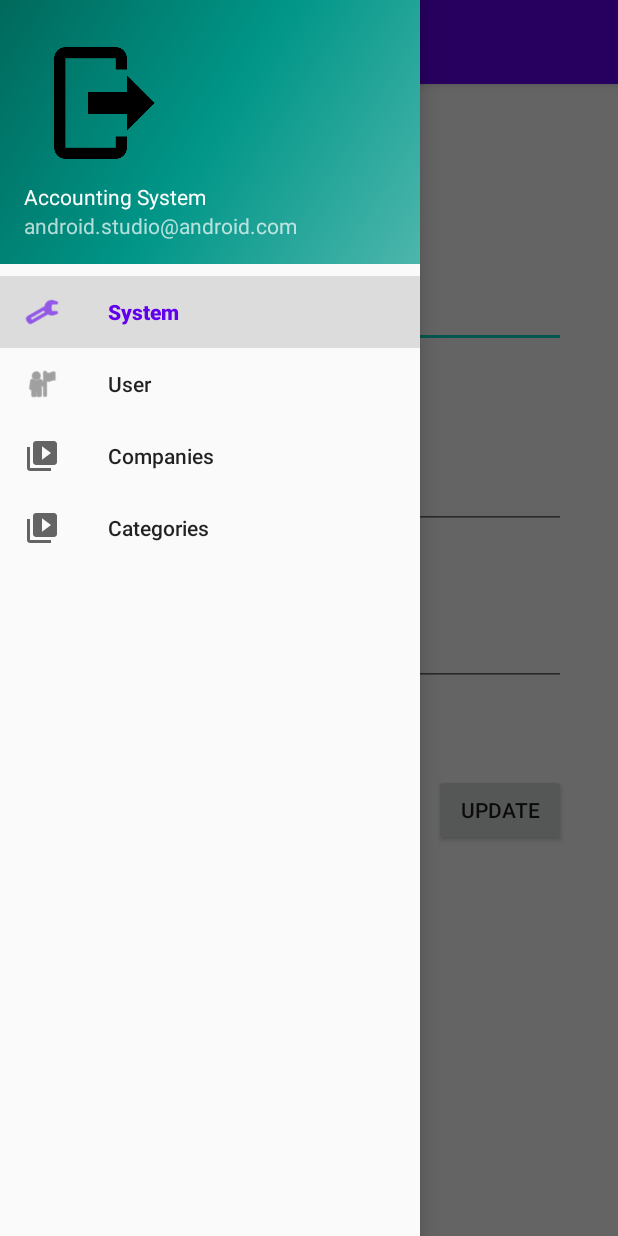
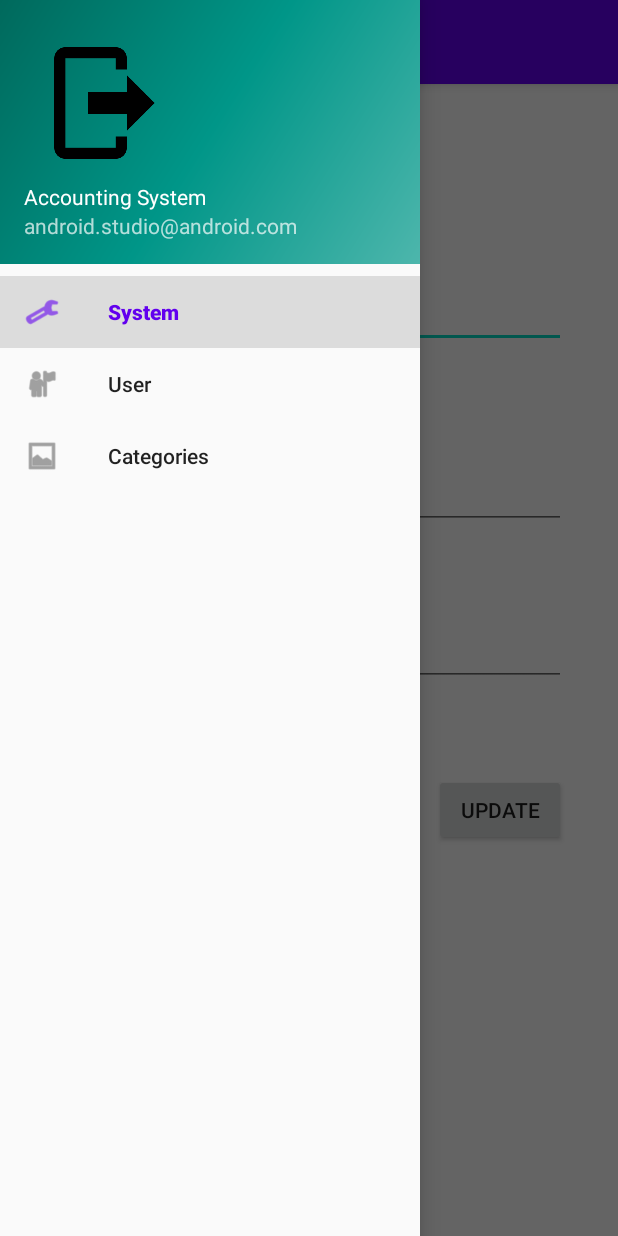
Before and after one commit to LuckyRads/Accounting-System-App, an Android app: the MainActivity screen opened directly, with no data from a screen before it, with the side drawer open, on a phone screen of 412 x 824 dp. Run offline under Robolectric (Android 15) with nearby library versions, the phone set to English and light mode, and no system bars; our stand-ins replace navigation-ui.

Commit message:
REM: Companies.

```diff
--- a/app/src/main/java/accountingsystem/app/MainActivity.java
+++ b/app/src/main/java/accountingsystem/app/MainActivity.java
@@ -31,7 +31,7 @@ public class MainActivity extends AppCompatActivity {
         // Passing each menu ID as a set of Ids because each
         // menu should be considered as top level destinations.
         mAppBarConfiguration = new AppBarConfiguration.Builder(
-                R.id.nav_system, R.id.nav_user, R.id.nav_companies)
+                R.id.nav_system, R.id.nav_user, R.id.nav_categories)
                 .setDrawerLayout(drawer)
                 .build();
         NavController navController = Navigation.findNavController(this, R.id.nav_host_fragment);
--- a/app/src/main/res/menu/activity_main_drawer.xml
+++ b/app/src/main/res/menu/activity_main_drawer.xml
@@ -13,12 +13,8 @@
                 android:icon="@drawable/ic_menu_user"
                 android:title="@string/menu_user"/>
         <item
-                android:id="@+id/nav_companies"
-                android:icon="@drawable/ic_menu_slideshow"
-                android:title="@string/menu_companies"/>
-        <item
                 android:id="@+id/nav_categories"
-                android:icon="@drawable/ic_menu_slideshow"
+                android:icon="@drawable/ic_menu_categories"
                 android:title="@string/menu_categories"/>
     </group>
 </menu>
--- a/app/src/main/res/navigation/mobile_navigation.xml
+++ b/app/src/main/res/navigation/mobile_navigation.xml
@@ -18,12 +18,6 @@
             tools:layout="@layout/fragment_user"/>
 
     <fragment
-            android:id="@+id/nav_companies"
-            android:name="accountingsystem.app.ui.CompaniesFragment"
-            android:label="@string/menu_companies"
-            tools:layout="@layout/fragment_companies"/>
-
-    <fragment
             android:id="@+id/nav_categories"
             android:name="accountingsystem.app.ui.CategoriesFragment"
             android:label="@string/menu_categories"
--- a/app/src/main/res/values/drawables.xml
+++ b/app/src/main/res/values/drawables.xml
@@ -1,7 +1,7 @@
 <resources xmlns:android="http://schemas.android.com/apk/res/android">
     <item name="ic_menu_system" type="drawable">@android:drawable/ic_menu_manage</item>
     <item name="ic_menu_user" type="drawable">@android:drawable/ic_menu_myplaces</item>
-    <item name="ic_menu_slideshow" type="drawable">@android:drawable/ic_menu_slideshow</item>
+    <item name="ic_menu_categories" type="drawable">@android:drawable/ic_menu_gallery</item>
     <item name="ic_menu_manage" type="drawable">@android:drawable/ic_menu_manage</item>
     <item name="ic_menu_share" type="drawable">@android:drawable/ic_menu_share</item>
     <item name="ic_menu_send" type="drawable">@android:drawable/ic_menu_send</item>
```
Also changed, not shown: app/src/main/java/accountingsystem/app/ui/CompaniesFragment.java (deleted, +0 -21 lines), app/src/main/res/layout/fragment_companies.xml (deleted, +0 -29 lines).
